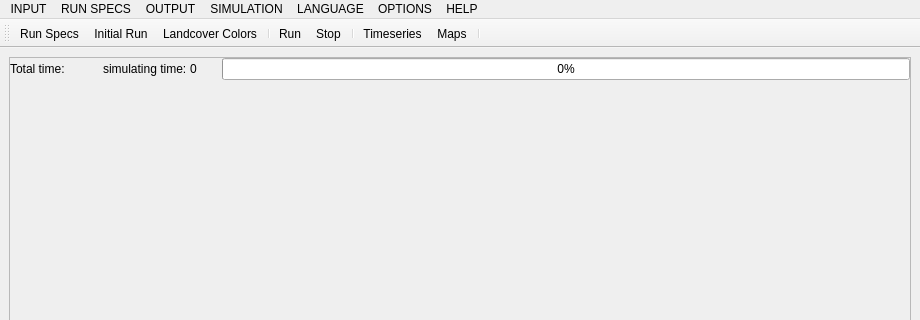
The window that uis/qtdesigners/stella.ui (uttu90/stella) describes before a commit, drawn with Qt 5; both pictures show x 0 to 920 and y 0 to 320 of the 920 by 564 pixel window.
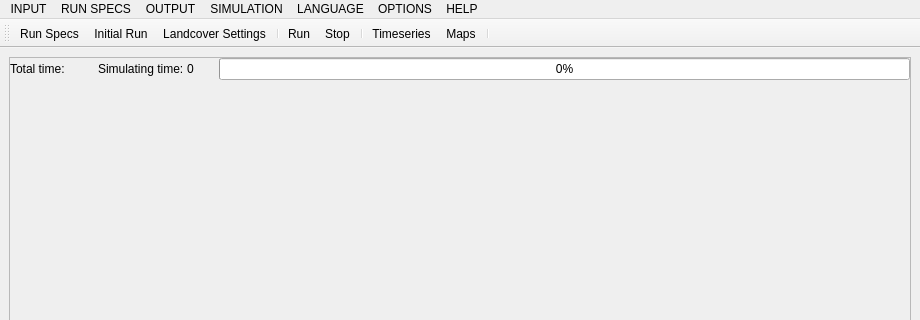
The same window after the commit. Icons and pictures are not drawn.

```diff
--- a/uis/qtdesigners/stella.ui
+++ b/uis/qtdesigners/stella.ui
@@ -49,7 +49,7 @@
           <widget class="QLabel" name="totalTime">
            <property name="minimumSize">
             <size>
-             <width>35</width>
+             <width>30</width>
              <height>0</height>
             </size>
            </property>
@@ -78,7 +78,7 @@
          <item row="0" column="2">
           <widget class="QLabel" name="label_2">
            <property name="text">
-            <string>simulating time: </string>
+            <string>Simulating time: </string>
            </property>
           </widget>
          </item>
@@ -300,7 +300,7 @@
   </action>
   <action name="actionLandcover_colors">
    <property name="text">
-    <string>Landcover Colors</string>
+    <string>Landcover Settings</string>
    </property>
   </action>
   <action name="actionReadme">
```
Left out of the diff: 14 changed lines with no effect on the pictures.
